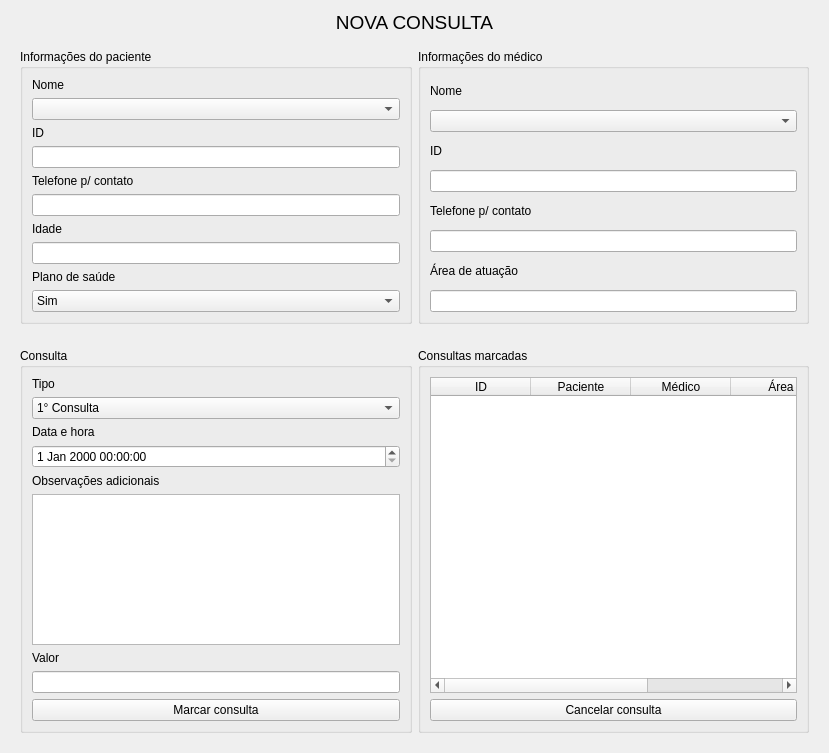
First picture: the form in ui/consulta.ui, repository mateusangeli/PEPMED, before the edit.
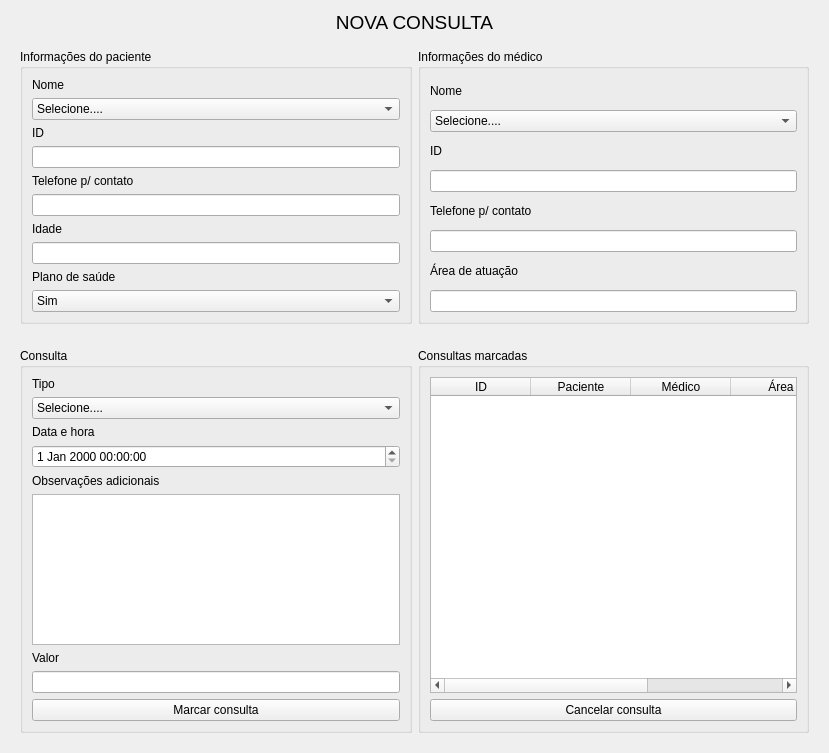
Second picture: the form after the edit.

What changed in the file:
```diff
--- a/ui/consulta.ui
+++ b/ui/consulta.ui
@@ -90,7 +90,13 @@
             </widget>
            </item>
            <item row="2" column="0">
-            <widget class="QComboBox" name="combo_paciente"/>
+            <widget class="QComboBox" name="combo_paciente">
+             <item>
+              <property name="text">
+               <string>Selecione....</string>
+              </property>
+             </item>
+            </widget>
            </item>
            <item row="7" column="0">
             <widget class="QLabel" name="label_4">
@@ -141,7 +147,13 @@
             </widget>
            </item>
            <item row="1" column="0">
-            <widget class="QComboBox" name="combo_medico"/>
+            <widget class="QComboBox" name="combo_medico">
+             <item>
+              <property name="text">
+               <string>Selecione....</string>
+              </property>
+             </item>
+            </widget>
            </item>
            <item row="0" column="0">
             <widget class="QLabel" name="label_5">
@@ -237,6 +249,11 @@
            </item>
            <item row="1" column="0">
             <widget class="QComboBox" name="combo_consulta">
+             <item>
+              <property name="text">
+               <string>Selecione....</string>
+              </property>
+             </item>
              <item>
               <property name="text">
                <string>1° Consulta</string>
```
